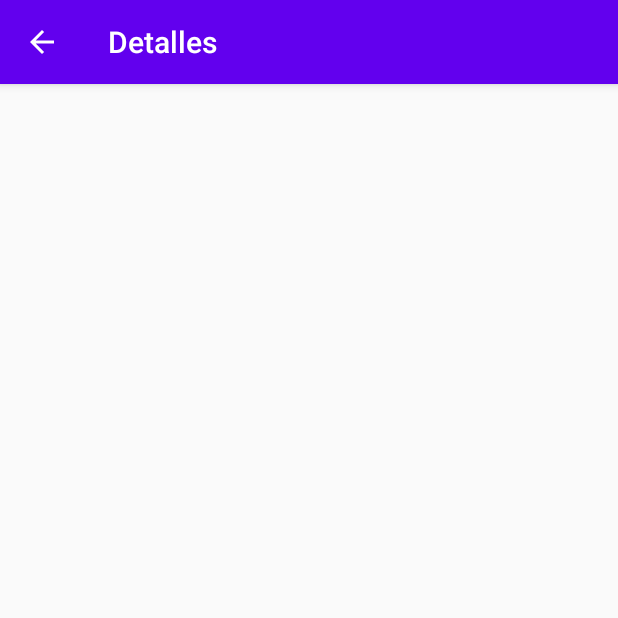
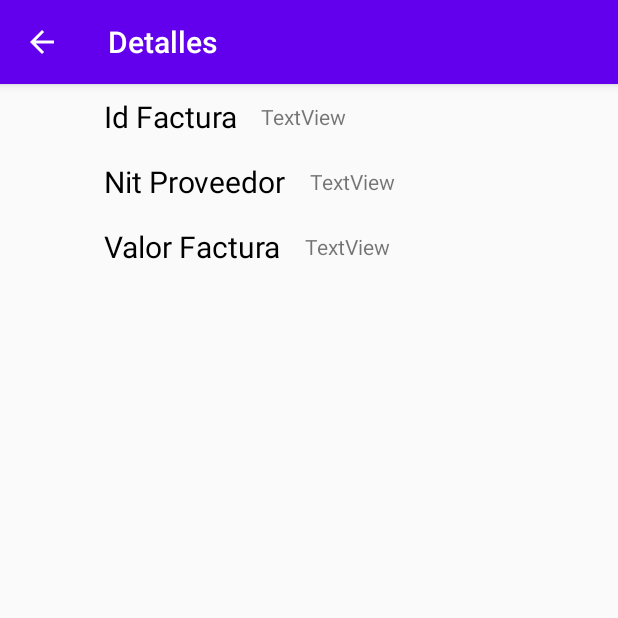
Before and after one commit to DanielAristy/AppDatamigo, an Android app: the DetallesActivity screen opened directly, with no data from a screen before it, on a phone screen of 412 x 824 dp, the top half of it. Run offline under Robolectric (Android 15) with nearby library versions, the phone set to English and light mode, and no system bars; our stand-ins replace ButterKnife.

Commit message:
Mandar datos del Documento a la vista DetallesActivity

```diff
--- a/app/src/main/java/com/example/appdatamigo/entidades/Documento.java
+++ b/app/src/main/java/com/example/appdatamigo/entidades/Documento.java
@@ -6,6 +6,8 @@ import androidx.room.PrimaryKey;
 
 import com.example.appdatamigo.persistencia.Tabla;
 
+import java.io.Serializable;
+
 import lombok.Data;
 import lombok.NoArgsConstructor;
 import lombok.NonNull;
@@ -13,7 +15,7 @@ import lombok.NonNull;
 @Data
 @Entity(tableName = Tabla.DOCUMENTO)
 @NoArgsConstructor
-public class Documento {
+public class Documento implements Serializable {
 
     @PrimaryKey(autoGenerate = true)
     @NonNull
--- a/app/src/main/java/com/example/appdatamigo/view/DetallesActivity.java
+++ b/app/src/main/java/com/example/appdatamigo/view/DetallesActivity.java
@@ -3,11 +3,23 @@ package com.example.appdatamigo.view;
 import androidx.appcompat.app.AppCompatActivity;
 
 import android.os.Bundle;
+import android.widget.TextView;
 
 import com.example.appdatamigo.R;
+import com.example.appdatamigo.entidades.Documento;
 import com.example.appdatamigo.utilities.ActionBarUtil;
 
+import butterknife.BindView;
+import butterknife.ButterKnife;
+
 public class DetallesActivity extends AppCompatActivity {
+
+    @BindView(R.id.idDocumento)
+    TextView idDocumento;
+    @BindView(R.id.nitProveedor)
+    TextView nitProveedor;
+    @BindView(R.id.valor)
+    TextView valor;
 
     private ActionBarUtil actionBarUtil;
 
@@ -15,7 +27,22 @@ public class DetallesActivity extends AppCompatActivity {
     protected void onCreate(Bundle savedInstanceState) {
         super.onCreate(savedInstanceState);
         setContentView(R.layout.activity_detalles);
+        ButterKnife.bind(this);
         initComponents();
+        cargarDatos();
+
+    }
+
+    private void cargarDatos() {
+        Bundle objetoEnviado = getIntent().getExtras();
+        Documento documento = null;
+
+        if (objetoEnviado != null){
+            documento = (Documento) objetoEnviado.getSerializable("factura");
+            idDocumento.setText(documento.getIdDocumento().toString());
+            nitProveedor.setText(documento.getNitProveedor());
+            valor.setText(documento.getPrecio()+"");
+        }
     }
 
     private void initComponents() {
--- a/app/src/main/res/layout/activity_detalles.xml
+++ b/app/src/main/res/layout/activity_detalles.xml
@@ -6,4 +6,87 @@
     android:layout_height="match_parent"
     tools:context=".view.DetallesActivity">
 
+    <TextView
+        android:id="@+id/idDocumento"
+        android:layout_width="wrap_content"
+        android:layout_height="wrap_content"
+        android:layout_marginStart="16dp"
+        android:text="TextView"
+        app:layout_constraintBottom_toBottomOf="@+id/textView2"
+        app:layout_constraintEnd_toEndOf="parent"
+        app:layout_constraintHorizontal_bias="0.0"
+        app:layout_constraintStart_toEndOf="@+id/textView2"
+        app:layout_constraintTop_toTopOf="@+id/textView2" />
+
+    <TextView
+        android:id="@+id/textView2"
+        android:layout_width="wrap_content"
+        android:layout_height="wrap_content"
+        android:layout_marginStart="8dp"
+        android:layout_marginTop="8dp"
+        android:layout_marginEnd="8dp"
+        android:layout_marginBottom="8dp"
+        android:text="@string/id_factura"
+        android:textColor="@color/black"
+        android:textSize="20sp"
+        app:layout_constraintBottom_toBottomOf="parent"
+        app:layout_constraintEnd_toEndOf="parent"
+        app:layout_constraintHorizontal_bias="0.2"
+        app:layout_constraintStart_toStartOf="parent"
+        app:layout_constraintTop_toTopOf="parent"
+        app:layout_constraintVertical_bias="0.0" />
+
+    <TextView
+        android:id="@+id/textView3"
+        android:layout_width="wrap_content"
+        android:layout_height="wrap_content"
+        android:layout_marginTop="16dp"
+        android:text="@string/nit_proveedor"
+        android:textSize="20sp"
+        android:textColor="@color/black"
+        app:layout_constraintBottom_toBottomOf="parent"
+        app:layout_constraintEnd_toEndOf="parent"
+        app:layout_constraintHorizontal_bias="0.0"
+        app:layout_constraintStart_toStartOf="@+id/textView2"
+        app:layout_constraintTop_toBottomOf="@+id/textView2"
+        app:layout_constraintVertical_bias="0.0" />
+
+    <TextView
+        android:id="@+id/nitProveedor"
+        android:layout_width="wrap_content"
+        android:layout_height="wrap_content"
+        android:layout_marginStart="16dp"
+        android:text="TextView"
+        app:layout_constraintBottom_toBottomOf="@+id/textView3"
+        app:layout_constraintEnd_toEndOf="parent"
+        app:layout_constraintHorizontal_bias="0.0"
+        app:layout_constraintStart_toEndOf="@+id/textView3"
+        app:layout_constraintTop_toTopOf="@+id/textView3" />
+
+    <TextView
+        android:id="@+id/textView6"
+        android:layout_width="wrap_content"
+        android:layout_height="wrap_content"
+        android:layout_marginTop="16dp"
+        android:text="@string/valor_factura"
+        android:textSize="20sp"
+        android:textColor="@color/black"
+        app:layout_constraintBottom_toBottomOf="parent"
+        app:layout_constraintEnd_toEndOf="parent"
+        app:layout_constraintHorizontal_bias="0.0"
+        app:layout_constraintStart_toStartOf="@+id/textView3"
+        app:layout_constraintTop_toBottomOf="@+id/textView3"
+        app:layout_constraintVertical_bias="0.0" />
+
+    <TextView
+        android:id="@+id/valor"
+        android:layout_width="wrap_content"
+        android:layout_height="wrap_content"
+        android:layout_marginStart="16dp"
+        android:text="TextView"
+        app:layout_constraintBottom_toBottomOf="@+id/textView6"
+        app:layout_constraintEnd_toEndOf="parent"
+        app:layout_constraintHorizontal_bias="0.0"
+        app:layout_constraintStart_toEndOf="@+id/textView6"
+        app:layout_constraintTop_toTopOf="@+id/textView6" />
 </androidx.constraintlayout.widget.ConstraintLayout>
--- a/app/src/main/res/values/strings.xml
+++ b/app/src/main/res/values/strings.xml
@@ -17,4 +17,5 @@
     <string name="valor">Valor</string>
     <string name="fecha">Fecha</string>
     <string name="tomar_foto">Tomar Foto</string>
+    <string name="id_factura">Id Factura</string>
 </resources>
```
Also changed, not shown: app/src/main/java/com/example/appdatamigo/adapter/DocumentoAdapter.java (+37 -1 lines), app/src/main/java/com/example/appdatamigo/view/MainActivity.java (+3 -5 lines), app/src/main/res/layout/factura_item_layout.xml (+3 -4 lines).
